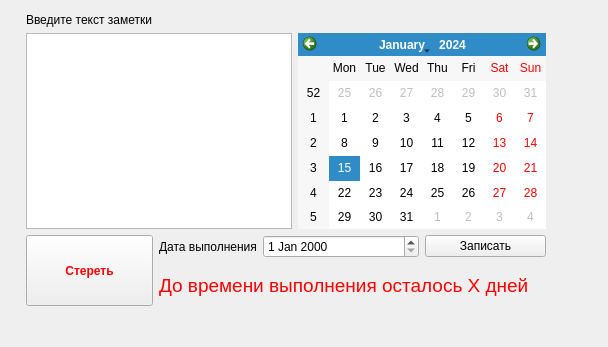
Sergey20409/pythonProjectQT1, file Note.ui: the form before one commit.
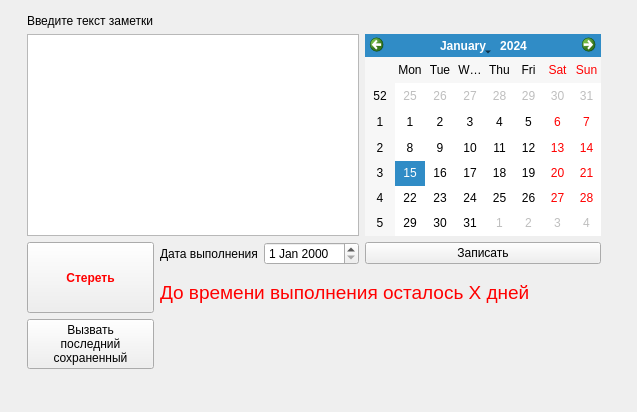
The form after the commit.

Diff of the .ui file:
```diff
--- a/Note.ui
+++ b/Note.ui
@@ -6,20 +6,20 @@
    <rect>
     <x>0</x>
     <y>0</y>
-    <width>608</width>
-    <height>347</height>
+    <width>637</width>
+    <height>412</height>
    </rect>
   </property>
   <property name="windowTitle">
    <string>Заметки</string>
   </property>
-  <widget class="QWidget" name="layoutWidget">
+  <widget class="QWidget" name="">
    <property name="geometry">
     <rect>
-     <x>26</x>
-     <y>13</y>
-     <width>520</width>
-     <height>293</height>
+     <x>27</x>
+     <y>14</y>
+     <width>574</width>
+     <height>355</height>
     </rect>
    </property>
    <layout class="QGridLayout" name="gridLayout">
@@ -33,7 +33,7 @@
     <item row="1" column="0" colspan="3">
      <widget class="QPlainTextEdit" name="plainTextEdit"/>
     </item>
-    <item row="1" column="3" colspan="2">
+    <item row="1" column="3">
      <widget class="QCalendarWidget" name="calendarWidget"/>
     </item>
     <item row="2" column="0" rowspan="2">
@@ -65,17 +65,17 @@
       </property>
      </widget>
     </item>
-    <item row="2" column="2" colspan="2">
+    <item row="2" column="2">
      <widget class="QDateEdit" name="dateEdit"/>
     </item>
-    <item row="2" column="4">
+    <item row="2" column="3">
      <widget class="QPushButton" name="pushButton">
       <property name="text">
        <string>Записать</string>
       </property>
      </widget>
     </item>
-    <item row="3" column="1" colspan="4">
+    <item row="3" column="1" colspan="3">
      <widget class="QLabel" name="label_3">
       <property name="font">
        <font>
@@ -90,6 +90,15 @@
       </property>
      </widget>
     </item>
+    <item row="4" column="0">
+     <widget class="QPushButton" name="pushButton_3">
+      <property name="text">
+       <string>Вызвать
+последний
+сохраненный</string>
+      </property>
+     </widget>
+    </item>
    </layout>
   </widget>
  </widget>
```
